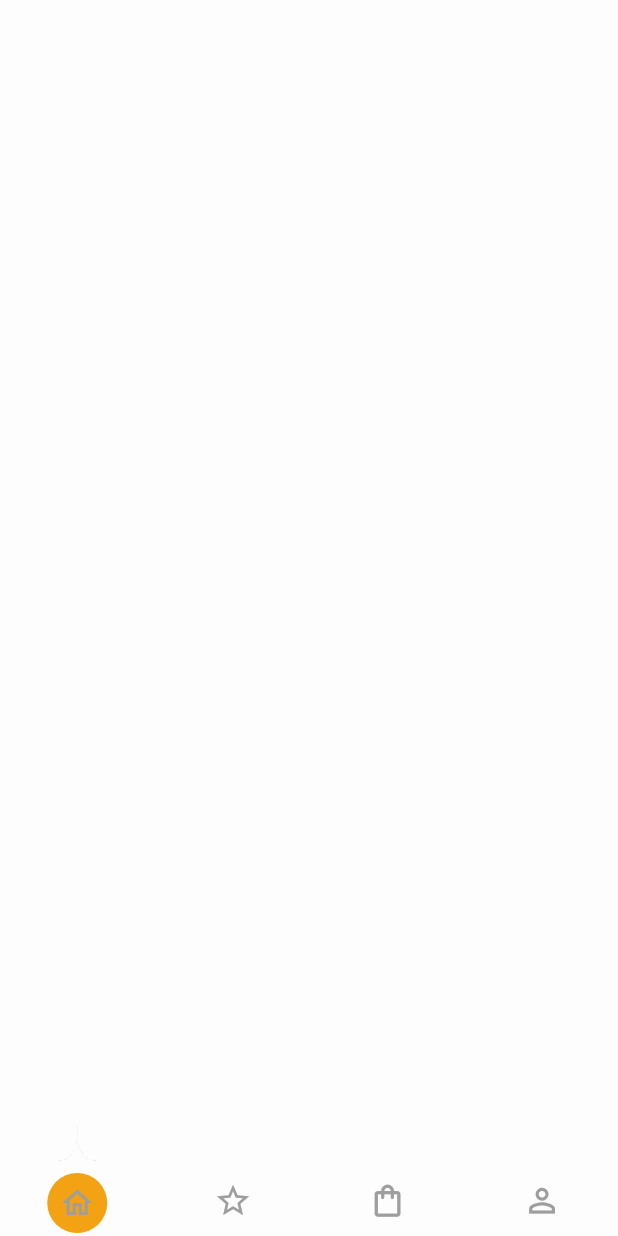
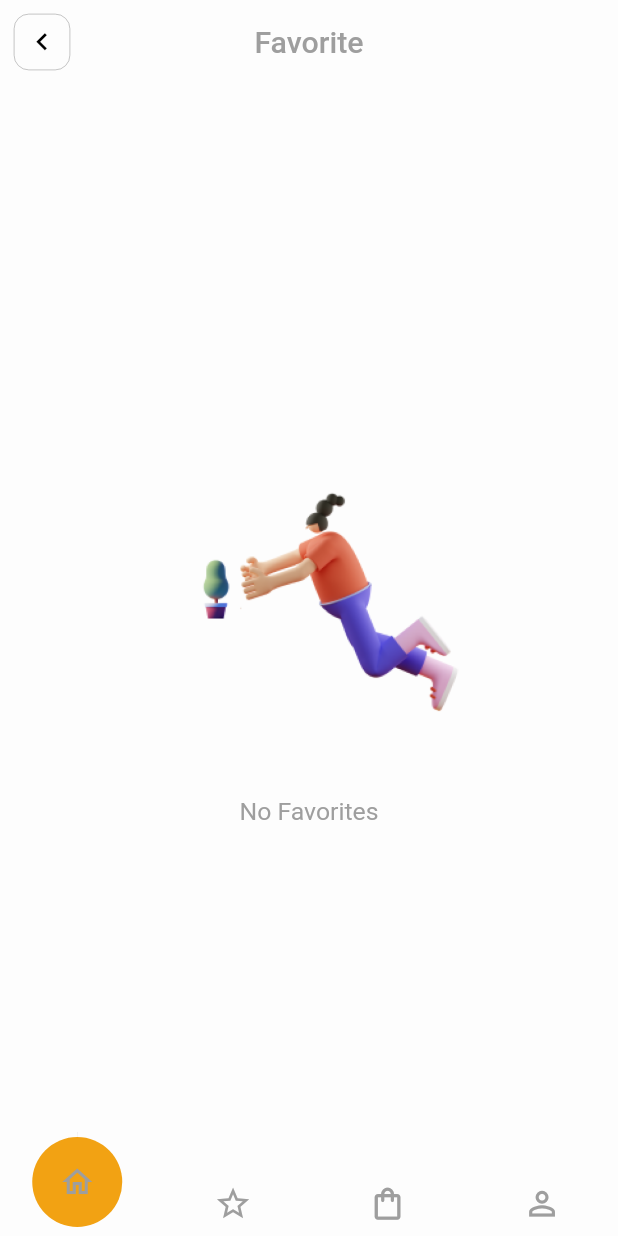
Before and after one commit to FlutterBoyfriend/Funiture-UI, a Flutter app: the screen it shows after launch, swiped to page 2, on a phone screen of 412 x 824 dp. Run offline on Flutter 3.47's test engine with Material 2 defaults, Android fonts, the phone set to English and light mode, and no system bars; drawn by our look-alikes of convex_bottom_bar; our stand-ins replace flutter_screenutil.

Commit message:
first commit

```diff
--- a/lib/ui/cart/components/cart_product.dart
+++ b/lib/ui/cart/components/cart_product.dart
@@ -1,4 +1,4 @@
-import 'package:flutter_screenutil/flutter_screenutil.dart';
+
 import 'package:flutter/material.dart';
 import 'package:furniture_app_ui/models/cart_models.dart';
 import 'package:furniture_app_ui/widgets/carted_widget.dart';
--- /dev/null
+++ b/lib/ui/favorite/components/body.dart
@@ -0,0 +1,28 @@
+import 'package:flutter/material.dart';
+import 'package:flutter_screenutil/flutter_screenutil.dart';
+import 'package:furniture_app_ui/utils/constant.dart';
+
+class FavBody extends StatelessWidget {
+  @override
+  Widget build(BuildContext context) {
+    return Column(
+      mainAxisAlignment: MainAxisAlignment.center,
+      children: [
+        emptyWidget(),
+        SizedBox(height: 20.h),
+        Text("No Favorites", style: kRegularStyle)
+      ],
+    );
+  }
+
+  emptyWidget() {
+    return Center(
+      child: Container(
+        height: 250.h,
+        width: 250.w,
+        decoration: BoxDecoration(
+            image: DecorationImage(image: AssetImage("images/Sally-4.png"))),
+      ),
+    );
+  }
+}
--- a/lib/ui/favorite/favorite_page.dart
+++ b/lib/ui/favorite/favorite_page.dart
@@ -1,8 +1,28 @@
 import 'package:flutter/material.dart';
+import 'package:furniture_app_ui/ui/favorite/components/body.dart';
+import 'package:furniture_app_ui/utils/constant.dart';
+import 'package:furniture_app_ui/utils/helper.dart';
+import 'package:furniture_app_ui/widgets/appbar_icon.dart';
 
 class FavoritePage extends StatelessWidget {
   @override
   Widget build(BuildContext context) {
-    return Scaffold();
+    var theme = Theme.of(context);
+    return Scaffold(
+      appBar: AppBar(
+        leading: AppbarIcon(
+          onPressed: () {
+            //naviagte back
+            Helper.popScreen(context);
+          },
+          icon: Icons.keyboard_arrow_left,
+        ),
+        backgroundColor: theme.backgroundColor,
+        elevation: 0,
+        centerTitle: true,
+        title: Text("Favorite", style: kAppBarTitle),
+      ),
+      body: FavBody(),
+    );
   }
 }
--- a/lib/ui/home.dart
+++ b/lib/ui/home.dart
@@ -55,11 +55,11 @@ class _MyHomePageState extends State<MyHomePage> {
         onPageChanged: onItemTapped,
       ),
       bottomNavigationBar: ConvexAppBar(
+        height: 50.h,
         elevation: 0,
         onTap: onChanged,
         initialActiveIndex: selectedIndex,
         backgroundColor: theme.backgroundColor,
-        style: TabStyle.flip,
         curveSize: 0,
         activeColor: theme.primaryColor,
         items: [
--- a/lib/ui/profile/profile_page.dart
+++ b/lib/ui/profile/profile_page.dart
@@ -3,6 +3,8 @@ import 'package:flutter/material.dart';
 class ProfilePage extends StatelessWidget {
   @override
   Widget build(BuildContext context) {
-    return Container();
+    return Scaffold(
+
+    );
   }
 }
```
Also changed, not shown: lib/ui/cart/cart_page.dart (+5 -13 lines), lib/ui/cart/components/bottom_sheet.dart (+23 -1 lines), images/Sally-4.png (added), 1 other file.
